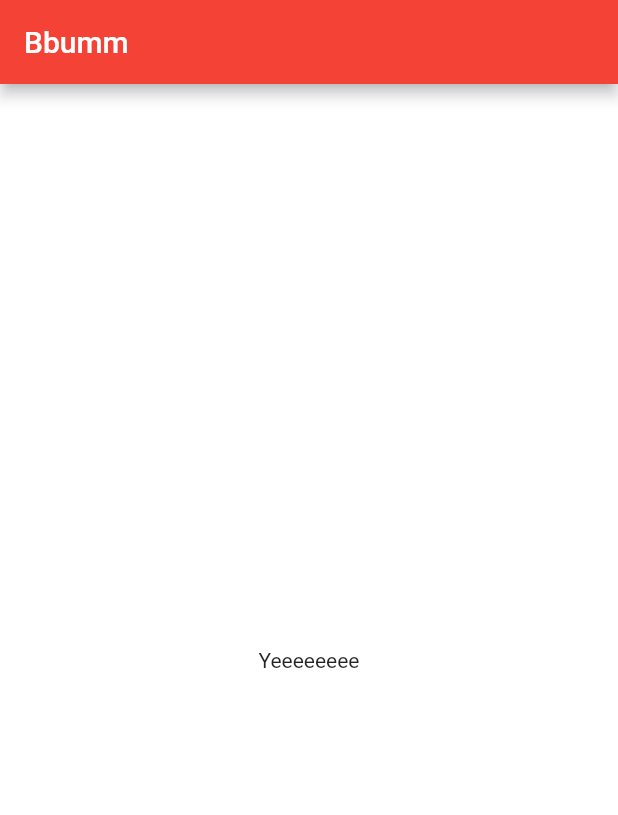
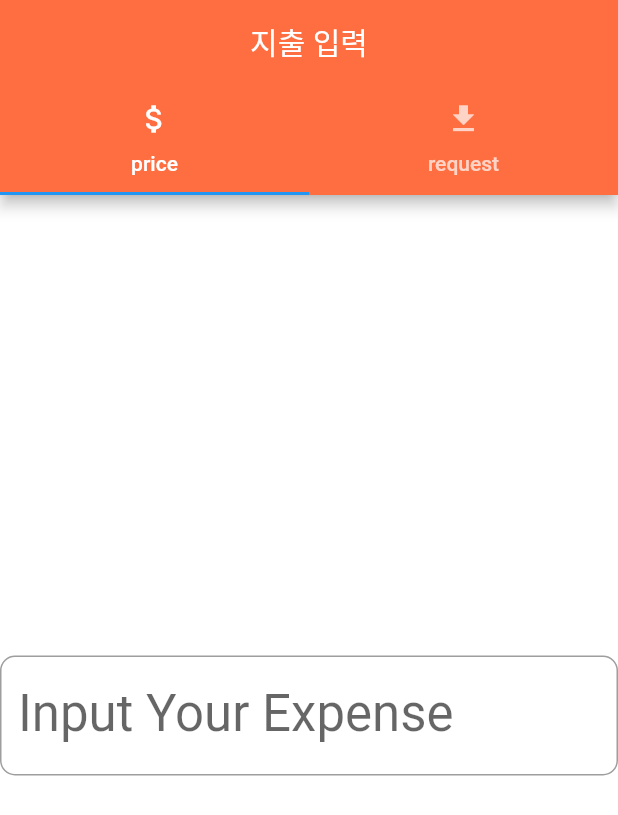
Before and after one commit to YUNHANKYU/HousekeepingBook, a Flutter app: the screen it shows after launch, on a phone screen of 412 x 824 dp. Shown: the top 815 px of the screen. Run offline on Flutter 3.47's test engine with Material 2 defaults, Android fonts, the phone set to English and light mode, and no system bars.

Commit message:
createion expenses and modification

```diff
--- a/lib/main.dart
+++ b/lib/main.dart
@@ -1,5 +1,5 @@
 import 'package:flutter/material.dart';
-import 'app.dart';
-import 'splashscreen.dart';
+import 'package:housekeepingbook/src/app.dart';
+import 'package:housekeepingbook/src/splashscreen.dart';
 
 void main() => runApp(Bbumm());
--- a/lib/app.dart
+++ b/lib/src/app.dart
@@ -1,8 +1,10 @@
 import 'package:flutter/material.dart';
 
-import 'splashscreen.dart';
+import 'package:housekeepingbook/src/splashscreen.dart';
 import 'home.dart';
 import 'login.dart';
+
+import 'expanse.dart';
 //
 //import 'package:firebase_auth/firebase_auth.dart';
 //import 'package:firebase_messaging/firebase_messaging.dart';
@@ -27,7 +29,7 @@ class Bbumm extends StatelessWidget {
         primarySwatch: Colors.blue,
         scaffoldBackgroundColor: Colors.white,
       ),
-      home: Home(),
+      home: Expanse(),
 //      home: StreamBuilder(
 //          stream: FirebaseAuth.instance.onAuthStateChanged,
 //          builder: (BuildContext context, snapshot) {
--- /dev/null
+++ b/lib/src/expanse.dart
@@ -0,0 +1,70 @@
+import 'package:flutter/material.dart';
+
+class Expanse extends StatefulWidget {
+  @override
+  _ExpanseState createState() => _ExpanseState();
+}
+
+class _ExpanseState extends State<Expanse> {
+  bool _inputlsValid = true;
+  @override
+  Widget build(BuildContext context) {
+    final _kTabPages = <Widget>[
+      Center(
+          child: TextField(
+            keyboardType: TextInputType.number,
+            style: Theme.of(context).textTheme.display1,
+            decoration: InputDecoration(
+              labelText: 'Input Your Expense',
+              errorText: _inputlsValid ? null : 'Pleas enter an integer!',
+              border: OutlineInputBorder(
+                borderRadius:  BorderRadius.all(Radius.circular(10.0)),
+                //borderSide:  BorderSide(width: 0.5, style: BorderStyle.solid)
+                gapPadding: 20.0
+              )
+
+            )
+          )
+
+
+      ),
+      Center(child: Icon(Icons.alarm, size: 64.0, color: Colors.teal)),
+    ];
+    final _kTabs = <Tab>[
+      Tab(icon: Icon (Icons.attach_money), text: 'price',
+
+      ),
+      Tab(icon: Icon(Icons.get_app), text: 'request'),
+    ];
+
+    return DefaultTabController(
+      length: _kTabs.length,
+      child: Scaffold(
+        appBar: AppBar(
+          title: Center(
+              child: Text('지출 입력')
+          ),
+          backgroundColor: Colors.deepOrangeAccent,
+          bottom: TabBar(
+            tabs:_kTabs,
+          ),
+        ),
+        body: TabBarView(
+          children: _kTabPages,
+        ),
+      )
+    );
+  }
+}
+
+//return Scaffold(
+//appBar: AppBar(
+//title: Center(
+//child: Text("지출 내용 등록"),
+//)
+//),
+//body: Container(
+//
+//
+//),
+//);
--- /dev/null
+++ b/lib/src/practice.dart
@@ -0,0 +1,13 @@
+import 'package:flutter/material.dart';
+
+class Practice extends StatefulWidget {
+  @override
+  _PracticeState createState() => _PracticeState();
+}
+
+class _PracticeState extends State<Practice> {
+  @override
+  Widget build(BuildContext context) {
+    return Container();
+  }
+}
```
Also changed, not shown: lib/src/home.dart (renamed from lib/home.dart), lib/src/login.dart (renamed from lib/login.dart), lib/src/splashscreen.dart (renamed from lib/splashscreen.dart), 1 other file.
